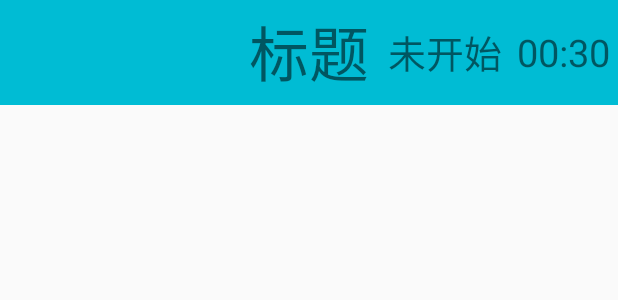
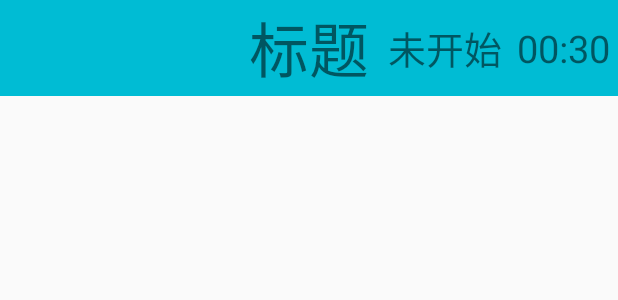
Before and after one commit to hgForAndroid/new_Z100Meeting, an Android app: the layout layout_nav_bar.xml on its own in the app's theme, with its tools: preview values and no code run, on a phone screen of 412 x 824 dp. Shown: the top 300 px of the screen. Run offline under Robolectric (Android 15) with nearby library versions, the phone set to English and light mode, and no system bars.

Commit message:
一些颜色上的添加

```diff
--- a/app/src/main/res/values/colors.xml
+++ b/app/src/main/res/values/colors.xml
@@ -19,4 +19,7 @@
     <color name="color_file_size_bg">#E0E0E0</color>
     <!--文件界面  议程列表的背景色-->
     <color name="color_agenda_list_bg">#00BCD4</color>
+
+    <!--会议桌的背景色-->
+    <color name="color_meeting_room_bg">#7A7D7D</color>
 </resources>
--- a/app/src/main/res/values/dimens.xml
+++ b/app/src/main/res/values/dimens.xml
@@ -5,9 +5,9 @@
     <!--便签栏里面每个标签的宽-->
     <dimen name="each_tab_width">80dp</dimen>
     <!--标签栏的高-->
-    <dimen name="tab_height">70dp</dimen>
+    <dimen name="tab_height">64dp</dimen>
     <!--导航栏的高 -->
-    <dimen name="nav_bar_height">70dp</dimen>
+    <dimen name="nav_bar_height">64dp</dimen>
     <!--导航栏的中间标题的字体大小-->
     <dimen name="nav_title_text_size">40sp</dimen>
     <!--导航栏，上一级标题字体大小-->
```
